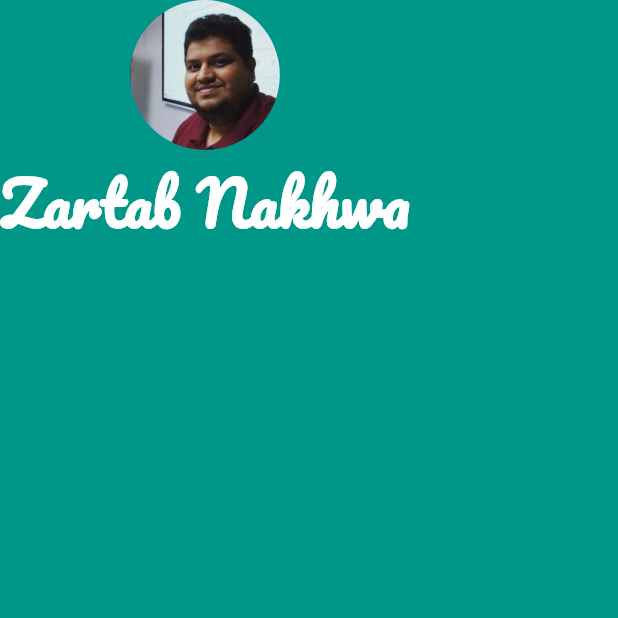
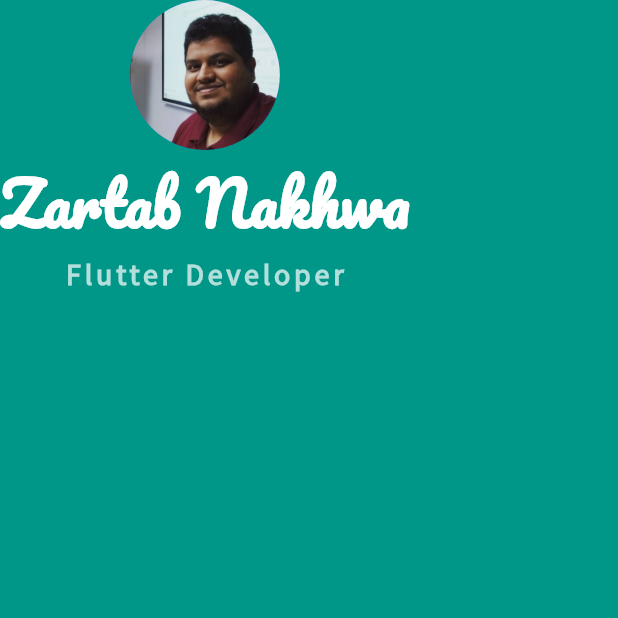
Before and after one commit to codewithz/saib-visiting-card-flutter, a Flutter app: the screen it shows after launch, on a phone screen of 412 x 824 dp, the top half of it. Run offline on Flutter 3.47's test engine with Material 2 defaults, Android fonts, the phone set to English and light mode, and no system bars.

Commit message:
Added Google Fonts-2

```diff
--- a/lib/main.dart
+++ b/lib/main.dart
@@ -32,6 +32,16 @@ class MyApp extends StatelessWidget {
                   fontWeight: FontWeight.bold
                 ),
               ),
+              Text(
+                'Flutter Developer',
+                style: TextStyle(
+                    color: Colors.teal.shade100,
+                    fontFamily: 'Source Sans Pro',
+                    fontSize: 20,
+                    fontWeight: FontWeight.bold,
+                  letterSpacing: 2.5
+                ),
+              ),
 
             ],
 
--- a/pubspec.yaml
+++ b/pubspec.yaml
@@ -64,9 +64,9 @@ flutter:
          - asset: fonts/Pacifico-Regular.ttf
   #       - asset: fonts/Schyler-Italic.ttf
   #         style: italic
-  #   - family: Trajan Pro
-  #     fonts:
-  #       - asset: fonts/TrajanPro.ttf
+     - family: Source Sans Pro
+       fonts:
+         - asset: fonts/SourceSansPro-Regular.ttf
   #       - asset: fonts/TrajanPro_Bold.ttf
   #         weight: 700
   #
```
Also changed, not shown: fonts/SourceSansPro-Black.ttf (added), fonts/SourceSansPro-BlackItalic.ttf (added), fonts/SourceSansPro-Bold.ttf (added), fonts/SourceSansPro-BoldItalic.ttf (added), fonts/SourceSansPro-ExtraLight.ttf (added), fonts/SourceSansPro-ExtraLightItalic.ttf (added), fonts/SourceSansPro-Italic.ttf (added), fonts/SourceSansPro-Light.ttf (added), fonts/SourceSansPro-LightItalic.ttf (added), fonts/SourceSansPro-Regular.ttf (added), fonts/SourceSansPro-SemiBold.ttf (added), fonts/SourceSansPro-SemiBoldItalic.ttf (added).
